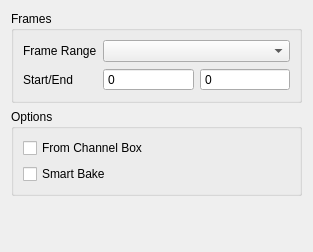
The window that python/mmSolver/tools/fastbake/ui/fastbake_layout.ui (david-cattermole/mayaMatchMoveSolver) describes before a commit, drawn with Qt 5.
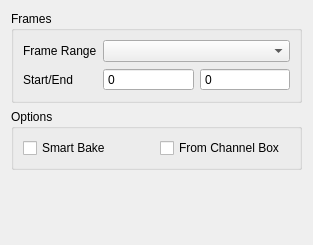
The same window after the commit.

The edit to the form file:
```diff
--- a/python/mmSolver/tools/fastbake/ui/fastbake_layout.ui
+++ b/python/mmSolver/tools/fastbake/ui/fastbake_layout.ui
@@ -7,7 +7,7 @@
     <x>0</x>
     <y>0</y>
     <width>313</width>
-    <height>252</height>
+    <height>245</height>
    </rect>
   </property>
   <property name="windowTitle">
@@ -72,14 +72,9 @@
      <property name="title">
       <string>Options</string>
      </property>
-     <layout class="QVBoxLayout" name="verticalLayout_2">
-      <item>
-       <widget class="QCheckBox" name="channel_box_cbox">
-        <property name="text">
-         <string>From Channel Box</string>
-        </property>
-       </widget>
-      </item>
+     <layout class="QGridLayout" name="gridLayout">
+      <item row="0" column="0">
+       <layout class="QHBoxLayout" name="horizontalLayout">
       <item>
        <widget class="QCheckBox" name="smart_bake_cbox">
         <property name="text">
@@ -89,6 +84,15 @@
          <bool>false</bool>
         </property>
        </widget>
+        </item>
+        <item>
+         <widget class="QCheckBox" name="channel_box_cbox">
+          <property name="text">
+           <string>From Channel Box</string>
+          </property>
+         </widget>
+        </item>
+       </layout>
       </item>
      </layout>
     </widget>
```
Lines whose indentation alone changed are shown as unchanged.
